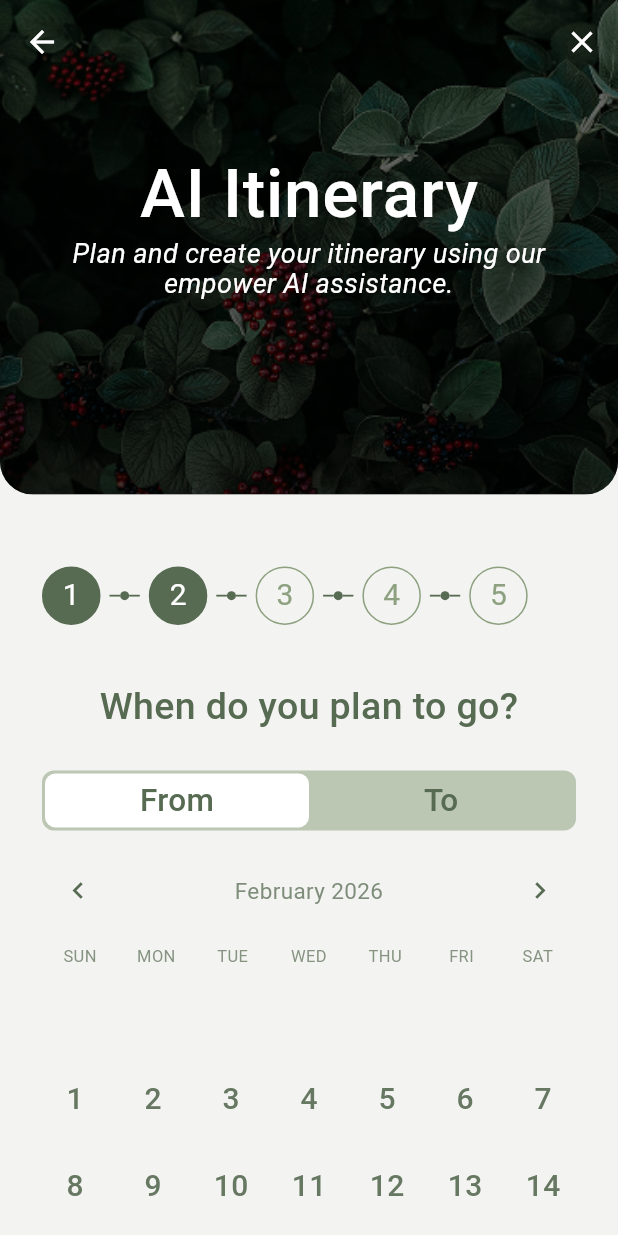
After one commit to sujesh24/SmartTrip-AI, a Flutter app: the ItineraryTwo screen opened directly, on a phone screen of 412 x 824 dp. The commit adds this screen. Run offline on Flutter 3.47's test engine with Material 3 defaults, Android fonts, the phone set to English and light mode, and no system bars.

Commit message:
step to implemnted

```diff
--- a/lib/presentation/screen/itinerary_one.dart
+++ b/lib/presentation/screen/itinerary_one.dart
@@ -1,6 +1,7 @@
 import 'package:flutter/material.dart';
 import 'package:smarttrip_ai/core/common/app_colors.dart';
 import 'package:smarttrip_ai/presentation/widget/itinerary_header.dart';
+import 'package:smarttrip_ai/presentation/screen/itinerary_two.dart';
 import 'package:smarttrip_ai/presentation/widget/itinerary_step_indicator.dart';
 
 class ItineraryOne extends StatefulWidget {
@@ -64,13 +65,33 @@ class _ItineraryOneState extends State<ItineraryOne> {
                   const SizedBox(height: 50),
                   _DestinationInputField(controller: _destinationController),
                   const SizedBox(height: 140),
-                  const _NextButton(),
+                  _NextButton(
+                    onPressed: _goToStepTwo,
+                  ),
                   const SizedBox(height: 34),
                 ],
               ),
             ),
           ),
         ],
+      ),
+    );
+  }
+
+  void _goToStepTwo() {
+    final String destination = _destinationController.text.trim();
+    if (destination.isEmpty) {
+      ScaffoldMessenger.of(context).showSnackBar(
+        const SnackBar(
+          content: Text('Please enter destination before continuing.'),
+        ),
+      );
+      return;
+    }
+
+    Navigator.of(context).push(
+      MaterialPageRoute<void>(
+        builder: (_) => const ItineraryTwo(),
       ),
     );
   }
@@ -142,13 +163,15 @@ class _DestinationInputField extends StatelessWidget {
 }
 
 class _NextButton extends StatelessWidget {
-  const _NextButton();
+  const _NextButton({required this.onPressed});
+
+  final VoidCallback onPressed;
 
   @override
   Widget build(BuildContext context) {
     return Align(
       child: ElevatedButton(
-        onPressed: () {},
+        onPressed: onPressed,
         style: ElevatedButton.styleFrom(
           minimumSize: const Size(160, 50),
           padding: const EdgeInsets.symmetric(horizontal: 24),
--- /dev/null
+++ b/lib/presentation/screen/itinerary_two.dart
@@ -0,0 +1,471 @@
+import 'package:flutter/material.dart';
+import 'package:smarttrip_ai/core/common/app_colors.dart';
+import 'package:smarttrip_ai/presentation/widget/itinerary_header.dart';
+import 'package:smarttrip_ai/presentation/widget/itinerary_step_indicator.dart';
+
+enum _DateTarget { from, to }
+
+class ItineraryTwo extends StatefulWidget {
+  const ItineraryTwo({super.key});
+
+  @override
+  State<ItineraryTwo> createState() => _ItineraryTwoState();
+}
+
+class _ItineraryTwoState extends State<ItineraryTwo> {
+  late DateTime _visibleMonth;
+  DateTime? _fromDate;
+  DateTime? _toDate;
+  _DateTarget _activeTarget = _DateTarget.from;
+
+  @override
+  void initState() {
+    super.initState();
+    final DateTime today = _dateOnly(DateTime.now());
+    _visibleMonth = DateTime(today.year, today.month, 1);
+    _fromDate = today;
+  }
+
+  @override
+  Widget build(BuildContext context) {
+    final List<DateTime> days = _buildCalendarDays(_visibleMonth);
+
+    return Scaffold(
+      extendBodyBehindAppBar: true,
+      backgroundColor: AppColors.lightBackground,
+      appBar: AppBar(
+        backgroundColor: Colors.transparent,
+        surfaceTintColor: Colors.transparent,
+        shadowColor: Colors.transparent,
+        scrolledUnderElevation: 0,
+        elevation: 0,
+        automaticallyImplyLeading: false,
+        leading: IconButton(
+          onPressed: () {
+            if (Navigator.canPop(context)) {
+              Navigator.pop(context);
+            }
+          },
+          icon: const Icon(Icons.arrow_back, color: Colors.white),
+        ),
+        actions: <Widget>[
+          IconButton(
+            onPressed: () {},
+            icon: const Icon(Icons.close, color: Colors.white),
+          ),
+        ],
+      ),
+      body: Column(
+        children: <Widget>[
+          const Expanded(flex: 40, child: ItineraryHeader()),
+          Expanded(
+            flex: 60,
+            child: Padding(
+              padding: const EdgeInsets.symmetric(horizontal: 28),
+              child: ListView(
+                padding: const EdgeInsets.only(top: 48, bottom: 24),
+                children: <Widget>[
+                  const ItineraryStepIndicator(activeStep: 2),
+                  const SizedBox(height: 42),
+                  const Text(
+                    'When do you plan to go?',
+                    textAlign: TextAlign.center,
+                    style: TextStyle(
+                      color: AppColors.primaryGreen,
+                      fontSize: 25,
+                      fontWeight: FontWeight.w500,
+                      height: 1,
+                    ),
+                  ),
+                  const SizedBox(height: 30),
+                  _DateTargetSwitch(
+                    activeTarget: _activeTarget,
+                    onTargetChanged: (target) {
+                      setState(() {
+                        _activeTarget = target;
+                      });
+                    },
+                  ),
+                  const SizedBox(height: 16),
+                  _MonthSwitcher(
+                    monthLabel: _monthLabel(_visibleMonth),
+                    onPrevious: () {
+                      setState(() {
+                        _visibleMonth = DateTime(
+                          _visibleMonth.year,
+                          _visibleMonth.month - 1,
+                          1,
+                        );
+                      });
+                    },
+                    onNext: () {
+                      setState(() {
+                        _visibleMonth = DateTime(
+                          _visibleMonth.year,
+                          _visibleMonth.month + 1,
+                          1,
+                        );
+                      });
+                    },
+                  ),
+                  const SizedBox(height: 12),
+                  const _WeekDaysHeader(),
+                  const SizedBox(height: 8),
+                  GridView.builder(
+                    shrinkWrap: true,
+                    physics: const NeverScrollableScrollPhysics(),
+                    gridDelegate:
+                        const SliverGridDelegateWithFixedCrossAxisCount(
+                          crossAxisCount: 7,
+                          mainAxisSpacing: 12,
+                          crossAxisSpacing: 8,
+                          childAspectRatio: 0.95,
+                        ),
+                    itemCount: days.length,
+                    itemBuilder: (BuildContext context, int index) {
+                      final DateTime day = days[index];
+                      final bool inCurrentMonth =
+                          day.month == _visibleMonth.month;
+                      final bool isFrom = _isSameDay(day, _fromDate);
+                      final bool isTo = _isSameDay(day, _toDate);
+                      final bool isInRange = _isInRange(
+                        day,
+                        _fromDate,
+                        _toDate,
+                      );
+
+                      return _CalendarDay(
+                        day: day.day.toString(),
+                        inCurrentMonth: inCurrentMonth,
+                        isSelected: isFrom || isTo,
+                        isInRange: isInRange,
+                        onTap: () => _onDaySelected(day),
+                      );
+                    },
+                  ),
+                  const SizedBox(height: 50),
+                  const _NextButton(),
+                  const SizedBox(height: 34),
+                ],
+              ),
+            ),
+          ),
+        ],
+      ),
+    );
+  }
+
+  void _onDaySelected(DateTime day) {
+    final DateTime selected = _dateOnly(day);
+
+    setState(() {
+      if (_activeTarget == _DateTarget.from) {
+        _fromDate = selected;
+        if (_toDate != null && selected.isAfter(_toDate!)) {
+          _toDate = null;
+        }
+        _activeTarget = _DateTarget.to;
+        return;
+      }
+
+      if (_fromDate != null && selected.isBefore(_fromDate!)) {
+        _fromDate = selected;
+        _toDate = null;
+        _activeTarget = _DateTarget.to;
+        return;
+      }
+
+      _toDate = selected;
+    });
+  }
+
+  static DateTime _dateOnly(DateTime date) {
+    return DateTime(date.year, date.month, date.day);
+  }
+
+  static bool _isSameDay(DateTime first, DateTime? second) {
+    if (second == null) {
+      return false;
+    }
+    return first.year == second.year &&
+        first.month == second.month &&
+        first.day == second.day;
+  }
+
+  static bool _isInRange(DateTime day, DateTime? from, DateTime? to) {
+    if (from == null || to == null) {
+      return false;
+    }
+    return day.isAfter(from) && day.isBefore(to);
+  }
+
+  static List<DateTime> _buildCalendarDays(DateTime visibleMonth) {
+    final DateTime firstDayOfMonth = DateTime(
+      visibleMonth.year,
+      visibleMonth.month,
+      1,
+    );
+    final int offset = firstDayOfMonth.weekday % 7;
+    final DateTime firstVisibleDay = firstDayOfMonth.subtract(
+      Duration(days: offset),
+    );
+
+    return List<DateTime>.generate(35, (int index) {
+      return firstVisibleDay.add(Duration(days: index));
+    });
+  }
+
+  static String _monthLabel(DateTime date) {
+    const List<String> monthNames = <String>[
+      'January',
+      'February',
+      'March',
+      'April',
+      'May',
+      'June',
+      'July',
+      'August',
+      'September',
+      'October',
+      'November',
+      'December',
+    ];
+    return '${monthNames[date.month - 1]} ${date.year}';
+  }
+}
+
+class _DateTargetSwitch extends StatelessWidget {
+  const _DateTargetSwitch({
+    required this.activeTarget,
+    required this.onTargetChanged,
+  });
+
+  final _DateTarget activeTarget;
+  final ValueChanged<_DateTarget> onTargetChanged;
+
+  @override
+  Widget build(BuildContext context) {
+    return Container(
+      height: 40,
+      padding: const EdgeInsets.all(2),
+      decoration: BoxDecoration(
+        color: AppColors.borderGreen.withValues(alpha: 0.55),
+        borderRadius: BorderRadius.circular(8),
+      ),
+      child: Row(
+        children: <Widget>[
+          _SwitchItem(
+            label: 'From',
+            selected: activeTarget == _DateTarget.from,
+            onTap: () => onTargetChanged(_DateTarget.from),
+          ),
+          _SwitchItem(
+            label: 'To',
+            selected: activeTarget == _DateTarget.to,
+            onTap: () => onTargetChanged(_DateTarget.to),
+          ),
+        ],
+      ),
+    );
+  }
+}
+
+class _SwitchItem extends StatelessWidget {
+  const _SwitchItem({
+    required this.label,
+    required this.selected,
+    required this.onTap,
+  });
+
+  final String label;
+  final bool selected;
+  final VoidCallback onTap;
+
+  @override
+  Widget build(BuildContext context) {
+    return Expanded(
+      child: InkWell(
+        borderRadius: BorderRadius.circular(7),
+        onTap: onTap,
+        child: AnimatedContainer(
+          duration: const Duration(milliseconds: 180),
+          decoration: BoxDecoration(
+            color: selected ? Colors.white : Colors.transparent,
+            borderRadius: BorderRadius.circular(7),
+          ),
+          alignment: Alignment.center,
+          child: Text(
+            label,
+            style: const TextStyle(
+              color: AppColors.primaryGreen,
+              fontSize: 21,
+              fontWeight: FontWeight.w500,
+            ),
+          ),
+        ),
+      ),
+    );
+  }
+}
+
+class _MonthSwitcher extends StatelessWidget {
+  const _MonthSwitcher({
+    required this.monthLabel,
+    required this.onPrevious,
+    required this.onNext,
+  });
+
+  final String monthLabel;
+  final VoidCallback onPrevious;
+  final VoidCallback onNext;
+
+  @override
+  Widget build(BuildContext context) {
+    return Row(
+      children: <Widget>[
+        IconButton(
+          onPressed: onPrevious,
+          icon: const Icon(
+            Icons.chevron_left,
+            color: AppColors.primaryGreen,
+            size: 22,
+          ),
+        ),
+        Expanded(
+          child: Text(
+            monthLabel,
+            textAlign: TextAlign.center,
+            style: TextStyle(
+              color: AppColors.primaryGreen.withValues(alpha: 0.75),
+              fontSize: 15,
+            ),
+          ),
+        ),
+        IconButton(
+          onPressed: onNext,
+          icon: const Icon(
+            Icons.chevron_right,
+            color: AppColors.primaryGreen,
+            size: 22,
+          ),
+        ),
+      ],
+    );
+  }
+}
+
+class _WeekDaysHeader extends StatelessWidget {
+  const _WeekDaysHeader();
+
+  @override
+  Widget build(BuildContext context) {
+    const List<String> weekDays = <String>[
+      'SUN',
+      'MON',
+      'TUE',
+      'WED',
+      'THU',
+      'FRI',
+      'SAT',
+    ];
+
+    return Row(
+      children: weekDays.map((String day) {
+        return Expanded(
+          child: Text(
+            day,
+            textAlign: TextAlign.center,
+            style: TextStyle(
+              color: AppColors.primaryGreen.withValues(alpha: 0.7),
+              fontSize: 11,
+            ),
+          ),
+        );
+      }).toList(),
+    );
+  }
+}
+
+class _CalendarDay extends StatelessWidget {
+  const _CalendarDay({
+    required this.day,
+    required this.inCurrentMonth,
+    required this.isSelected,
+    required this.isInRange,
+    required this.onTap,
+  });
+
+  final String day;
+  final bool inCurrentMonth;
+  final bool isSelected;
+  final bool isInRange;
+  final VoidCallback onTap;
+
+  @override
+  Widget build(BuildContext context) {
+    final Color baseTextColor = inCurrentMonth
+        ? AppColors.primaryGreen.withValues(alpha: 0.9)
+        : AppColors.primaryGreen.withValues(alpha: 0.28);
+
+    final Color cellBackground = isSelected
+        ? AppColors.primaryGreen
+        : isInRange
+        ? AppColors.borderGreen.withValues(alpha: 0.24)
+        : Colors.transparent;
+
+    final Color textColor = isSelected ? Colors.white : baseTextColor;
+
+    return Material(
+      color: Colors.transparent,
+      child: InkWell(
+        onTap: onTap,
+        borderRadius: BorderRadius.circular(18),
+        child: Container(
+          decoration: BoxDecoration(
+            color: cellBackground,
+            shape: BoxShape.circle,
+          ),
+          alignment: Alignment.center,
+          child: Text(
+            day,
+            style: TextStyle(
+              color: textColor,
+              fontSize: 20,
+              fontWeight: FontWeight.w500,
+            ),
+          ),
+        ),
+      ),
+    );
+  }
+}
+
+class _NextButton extends StatelessWidget {
+  const _NextButton();
+
+  @override
+  Widget build(BuildContext context) {
+    return Align(
+      child: ElevatedButton(
+        onPressed: () {},
+        style: ElevatedButton.styleFrom(
+          minimumSize: const Size(160, 50),
+          padding: const EdgeInsets.symmetric(horizontal: 24),
+          backgroundColor: AppColors.primaryGreen,
+          elevation: 0,
+          shape: RoundedRectangleBorder(
+            borderRadius: BorderRadius.circular(18),
+          ),
+        ),
+        child: const Text(
+          'Next',
+          style: TextStyle(
+            color: Colors.white,
+            fontSize: 21,
+            fontWeight: FontWeight.w500,
+          ),
+        ),
+      ),
+    );
+  }
+}
--- a/lib/presentation/widget/itinerary_step_indicator.dart
+++ b/lib/presentation/widget/itinerary_step_indicator.dart
@@ -17,6 +17,8 @@ class ItineraryStepIndicator extends StatelessWidget {
       children: List<Widget>.generate(totalSteps, (int index) {
         final int step = index + 1;
         final bool isActive = step == activeStep;
+        final bool isCompleted = step < activeStep;
+        final bool isHighlighted = isActive || isCompleted;
 
         return Expanded(
           child: Row(
@@ -26,9 +28,11 @@ class ItineraryStepIndicator extends StatelessWidget {
                 height: 39,
                 decoration: BoxDecoration(
                   shape: BoxShape.circle,
-                  color: isActive ? AppColors.primaryGreen : Colors.transparent,
+                  color: isHighlighted
+                      ? AppColors.primaryGreen
+                      : Colors.transparent,
                   border: Border.all(
-                    color: isActive
+                    color: isHighlighted
                         ? AppColors.primaryGreen
                         : AppColors.borderGreen,
                   ),
@@ -37,7 +41,9 @@ class ItineraryStepIndicator extends StatelessWidget {
                   child: Text(
                     '$step',
                     style: TextStyle(
-                      color: isActive ? Colors.white : AppColors.borderGreen,
+                      color: isHighlighted
+                          ? Colors.white
+                          : AppColors.borderGreen,
                       fontSize: 20,
                     ),
                   ),
```
